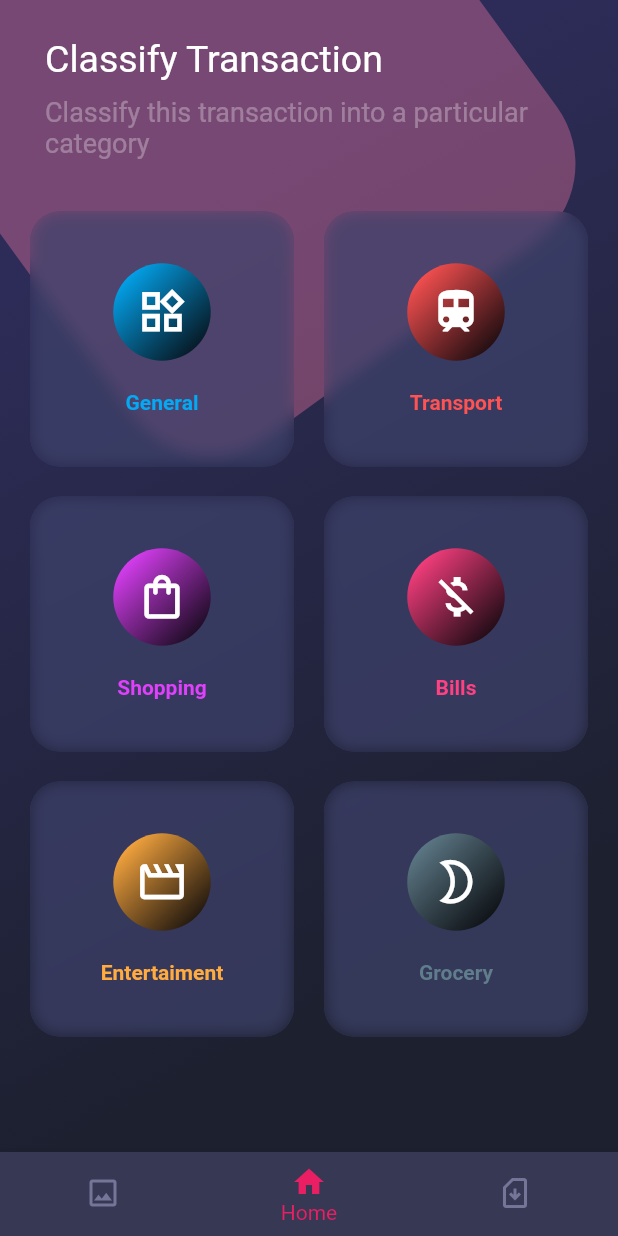
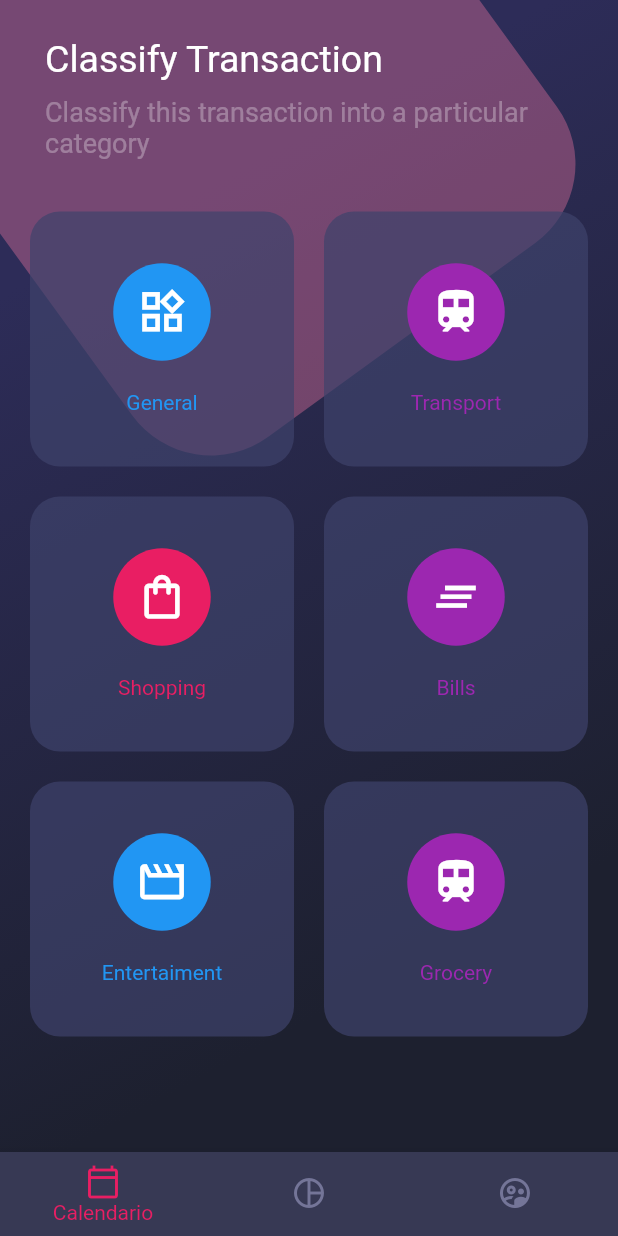
Before and after one commit to luishg76/designs_flutter, a Flutter app: the screen it shows after launch, on a phone screen of 412 x 824 dp. Run offline on Flutter 3.47's test engine with Material 2 defaults, Android fonts, the phone set to English and light mode, and no system bars.

Commit message:
Revert "salva(16-09-022)laptop"
This reverts commit 2a5959437e1a1249020957e772a571d718c0cfb4.

```diff
--- a/lib/main.dart
+++ b/lib/main.dart
@@ -1,15 +1,14 @@
-import 'package:designs_flutter/providers/menu_provider.dart';
 import 'package:designs_flutter/screens/home_screen.dart';
 import 'package:designs_flutter/screens/scroll_screen.dart';
 import 'package:flutter/material.dart';
 import 'package:designs_flutter/screens/basic_screen.dart';
-import 'package:provider/provider.dart';
 
 void main() {
-  runApp(AppStateWidget());
+  runApp(const MyApp());
 }
 
 class MyApp extends StatelessWidget {
+  const MyApp({super.key});
 
   // This widget is the root of your application.
   @override
@@ -18,6 +17,15 @@ class MyApp extends StatelessWidget {
       debugShowCheckedModeBanner: false,
       title: 'Designs Flutter',
       theme: ThemeData(
+        // This is the theme of your application.
+        //
+        // Try running your application with "flutter run". You'll see the
+        // application has a blue toolbar. Then, without quitting the app, try
+        // changing the primarySwatch below to Colors.green and then invoke
+        // "hot reload" (press "r" in the console where you ran "flutter run",
+        // or simply save your changes to "hot reload" in a Flutter IDE).
+        // Notice that the counter didn't reset back to zero; the application
+        // is not restarted.
         primarySwatch: Colors.blue,
       ),
       initialRoute: 'home_screen',
@@ -29,15 +37,3 @@ class MyApp extends StatelessWidget {
     );
   }
 }
-class AppStateWidget extends StatelessWidget {
-
-  @override
-  Widget build(BuildContext context) {
-     return MultiProvider(
-      providers: [
-        ChangeNotifierProvider(create:(_)=>MenuProvider(),)
-      ],
-      child: MyApp(),
-      );
-  }
-}
--- a/lib/providers/menu_provider.dart
+++ /dev/null
@@ -1,5 +0,0 @@
-import 'package:flutter/cupertino.dart';
-
-class MenuProvider extends ChangeNotifier{
-    int selectindex=1;
-}
--- a/lib/screens/home_screen.dart
+++ b/lib/screens/home_screen.dart
@@ -1,17 +1,12 @@
-import 'dart:ui';
-
-import 'package:designs_flutter/providers/menu_provider.dart';
 import 'package:designs_flutter/widgets/background_widget.dart';
 import 'package:designs_flutter/widgets/custom_botton_navigation.dart';
 import 'package:flutter/material.dart';
-import 'package:provider/provider.dart';
 
 
 class HomeScreen extends StatelessWidget {
 
   @override
   Widget build(BuildContext context) {
-
      return Scaffold(
         body: Stack(
           children: [
@@ -52,18 +47,17 @@ class _TableWidget extends StatelessWidget {
         child: Table(
           children: [
             TableRow(
-              children:[_SingleCardWidget(title: 'General',icon: Icons.widgets_outlined, color: Colors.lightBlue),
-                        _SingleCardWidget(title: 'Transport',icon: Icons.train,color: Colors.redAccent)]
+              children:[_SingleCardWidget(title: 'General',icono: Icons.widgets_outlined, color:Colors.blue),
+                        _SingleCardWidget(title: 'Transport',icono: Icons.train, color:Colors.purple)]
             ),
             TableRow(
-              children:[_SingleCardWidget(title: 'Shopping',icon: Icons.shopping_bag_outlined, color: Colors.purpleAccent),
-                        _SingleCardWidget(title: 'Bills',icon: Icons.money_off, color: Colors.pinkAccent)]
+              children:[_SingleCardWidget(title: 'Shopping',icono: Icons.shopping_bag_outlined, color:Colors.pink),
+                        _SingleCardWidget(title: 'Bills',icono: Icons.clear_all_outlined, color:Colors.purple)]
             ),
             TableRow(
-              children:[_SingleCardWidget(title: 'Entertaiment',icon: Icons.movie_outlined, color: Colors.orangeAccent),
-                        _SingleCardWidget(title: 'Grocery',icon: Icons.mode_night_outlined, color: Colors.blueGrey)]
+              children:[_SingleCardWidget(title: 'Entertaiment',icono: Icons.movie_outlined, color:Colors.blue),
+                        _SingleCardWidget(title: 'Grocery',icono: Icons.train, color:Colors.purple)]
             ),
-
           ]
           ),
        );
@@ -71,10 +65,10 @@ class _TableWidget extends StatelessWidget {
 }
 
 class _SingleCardWidget extends StatelessWidget {
-  final IconData icon;
   final Color color;
+  final IconData icono;
   final String title;
-  _SingleCardWidget({required this.title, required this.icon, required this.color});
+  _SingleCardWidget({required this.title, required this.icono, required this.color});
 
   @override
   Widget build(BuildContext context) {
@@ -82,10 +76,6 @@ class _SingleCardWidget extends StatelessWidget {
         margin: EdgeInsets.all(10),
         height: 170,
         decoration: BoxDecoration(borderRadius: BorderRadius.circular(20), color: Color.fromRGBO(62, 66, 107, 0.7)),
-        child: ClipRRect(
-          borderRadius: BorderRadius.circular(20),
-          child: BackdropFilter(
-            filter: ImageFilter.blur(sigmaX: 5, sigmaY: 5),
         child: Column(
           mainAxisAlignment: MainAxisAlignment.center,
           children: [
@@ -95,22 +85,16 @@ class _SingleCardWidget extends StatelessWidget {
               padding: EdgeInsets.all(15),
               margin: EdgeInsets.only(bottom: 20),
               decoration: BoxDecoration(
-                    borderRadius: BorderRadius.circular(35),
-                    gradient: LinearGradient(
-                      begin: Alignment.topLeft,
-                      end: Alignment.bottomRight,
-                      stops: [0.1,0.98],
-                      colors:[color,Colors.black.withOpacity(0.9)],
+                borderRadius: BorderRadius.circular(60),
+                color:color,
+
                 ),
-                    ),
-                  child:Icon(icon,color:Colors.white, size: 35,)
+              child:Icon(icono,color:Colors.white, size: 35,)
               ),
             //SizedBox(height: 25),
-                Text(title, style: TextStyle(color:color, fontSize: 14, fontWeight: FontWeight.bold ),)
+            Text(title, style: TextStyle(color: color, fontSize: 14 ),)
           ],
 
-            ),
-          ),
         ),
        );
   }
--- a/lib/screens/scroll_screen.dart
+++ b/lib/screens/scroll_screen.dart
@@ -41,9 +41,7 @@ class _Page2 extends StatelessWidget {
               shadowColor: Colors.black87,
             ),
             child:Text('Bienvenido', style:TextStyle(color: Colors.white, fontSize: 30.0),),
-            onPressed:(){
-              Navigator.pop(context);
-            },
+            onPressed:(){},
              ),
         ),
     );
--- a/lib/widgets/custom_botton_navigation.dart
+++ b/lib/widgets/custom_botton_navigation.dart
@@ -1,44 +1,46 @@
-import 'dart:js';
-
-import 'package:designs_flutter/providers/menu_provider.dart';
 import 'package:flutter/material.dart';
-import 'package:provider/provider.dart';
 
 
-class CustomBottonNavigation extends StatelessWidget {
+class CustomBottonNavigation extends StatefulWidget {
+
+  @override
+  State<CustomBottonNavigation> createState() => _CustomBottonNavigationState();
+}
+
+class _CustomBottonNavigationState extends State<CustomBottonNavigation> {
+  int _selectIndex=0;
 
   @override
   Widget build(BuildContext context) {
-     final menuProvider=Provider.of<MenuProvider>(context);
-
      return BottomNavigationBar(
       selectedItemColor: Colors.pink,
       //showSelectedLabels: false,
       unselectedItemColor: Color.fromRGBO(116,117,152,1),
       showUnselectedLabels: false,
       backgroundColor: Color.fromRGBO(55, 57, 84, 1),
-      currentIndex: menuProvider.selectindex,
+      currentIndex: _selectIndex,
       items: [
         BottomNavigationBarItem(
-          icon: Icon(Icons.image_outlined),
-          label: 'Basic'
+          icon: Icon(Icons.calendar_today_outlined),
+          label: 'Calendario'
           ),
         BottomNavigationBarItem(
-          icon: Icon(Icons.home),
-          label: 'Home'
+          icon: Icon(Icons.pie_chart_outline_outlined),
+          label: 'Grafico'
           ),
         BottomNavigationBarItem(
-          icon: Icon(Icons.sim_card_download_outlined),
-          label: 'Scroll'
+          icon: Icon(Icons.supervised_user_circle_outlined),
+          label: 'Usuarios'
           )
       ],
+
       onTap: (index){
-        menuProvider.selectindex=index;
-        switch(index){
-          case 0:Navigator.pushNamed(context, 'basic_screen'); break;
-          case 1:Navigator.pushNamed(context, 'home_screen'); break;
-          case 2:Navigator.pushNamed(context, 'scroll_screen'); break;
-        }
-      });
+        setState(() {
+          _selectIndex=index;
+        });
+      },
+
+      );
+
   }
 }
--- a/pubspec.yaml
+++ b/pubspec.yaml
@@ -36,7 +36,6 @@ dependencies:
   # The following adds the Cupertino Icons font to your application.
   # Use with the CupertinoIcons class for iOS style icons.
   cupertino_icons: ^1.0.2
-  provider: ^6.0.3
 
 dev_dependencies:
   flutter_test:
```
Also changed, not shown: lib/widgets/card_widget.dart (added), pubspec.lock. Lines whose indentation alone changed are shown as unchanged.
